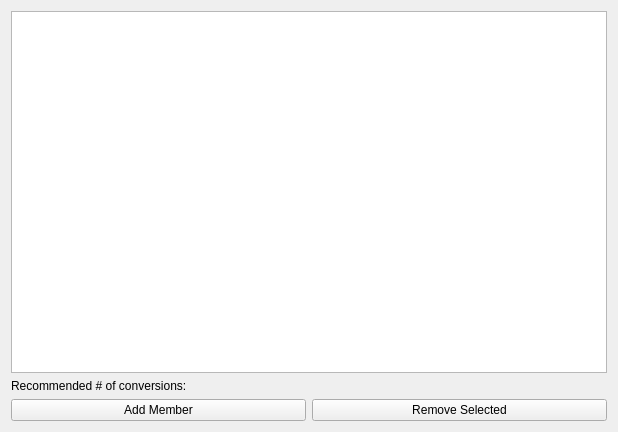
Old version of the form Bulk-Club/memberswidget.ui in the repository rhellwege/Bulk-Club.
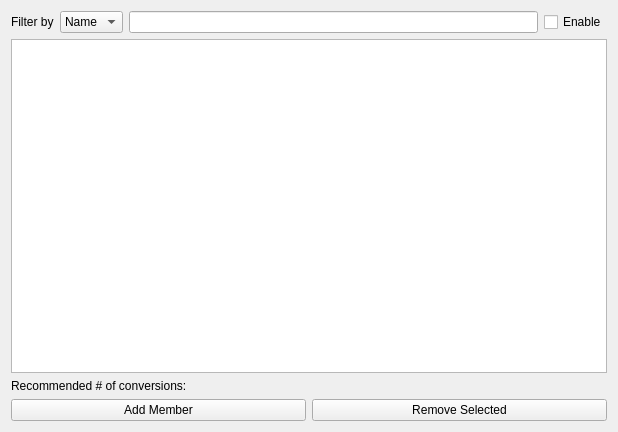
New version of the form.

Patch:
```diff
--- a/Bulk-Club/memberswidget.ui
+++ b/Bulk-Club/memberswidget.ui
@@ -16,6 +16,41 @@
   <layout class="QGridLayout" name="gridLayout">
    <item row="0" column="0">
     <layout class="QVBoxLayout" name="verticalLayout">
+     <item>
+      <layout class="QHBoxLayout" name="horizontalLayout_2">
+       <item>
+        <widget class="QLabel" name="labelFilter">
+         <property name="text">
+          <string>Filter by</string>
+         </property>
+        </widget>
+       </item>
+       <item>
+        <widget class="QComboBox" name="comboBoxFilter">
+         <item>
+          <property name="text">
+           <string>Name</string>
+          </property>
+         </item>
+         <item>
+          <property name="text">
+           <string>ID</string>
+          </property>
+         </item>
+        </widget>
+       </item>
+       <item>
+        <widget class="QLineEdit" name="lineEditFilter"/>
+       </item>
+       <item>
+        <widget class="QCheckBox" name="checkBoxFilter">
+         <property name="text">
+          <string>Enable</string>
+         </property>
+        </widget>
+       </item>
+      </layout>
+     </item>
      <item>
       <widget class="QTableView" name="tableViewMembers"/>
      </item>
```
